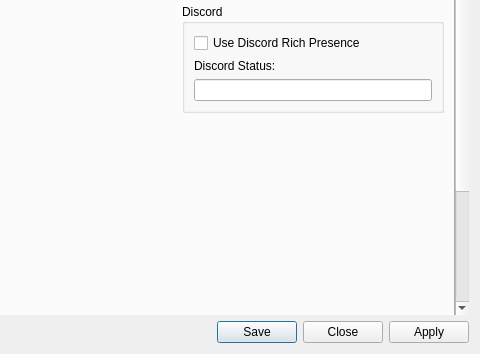
The window that rpcs3/rpcs3qt/settings_dialog.ui (RPCS3/rpcs3) describes before a commit, drawn with Qt 5; both pictures show x 376 to 856 and y 334 to 688 of the 856 by 688 pixel window.
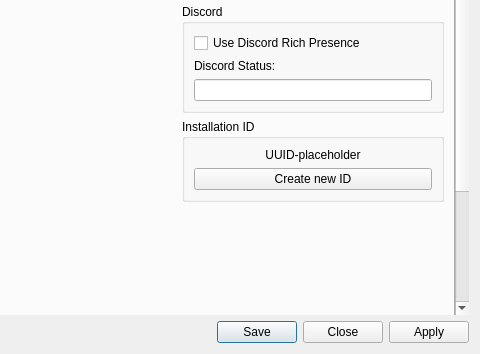
The same window after the commit. The open tabs and pages were chosen to show the change. Icons and pictures are not drawn.

Commit message: Qt: add UUID reset button

```diff
--- a/rpcs3/rpcs3qt/settings_dialog.ui
+++ b/rpcs3/rpcs3qt/settings_dialog.ui
@@ -3741,6 +3741,32 @@
               </layout>
              </widget>
             </item>
+            <item>
+             <widget class="QGroupBox" name="gb_uuid">
+              <property name="title">
+               <string>Installation ID</string>
+              </property>
+              <layout class="QVBoxLayout" name="gb_uuid_layout">
+               <item>
+                <widget class="QLabel" name="label_uuid">
+                 <property name="text">
+                  <string>UUID-placeholder</string>
+                 </property>
+                 <property name="alignment">
+                  <set>Qt::AlignCenter</set>
+                 </property>
+                </widget>
+               </item>
+               <item>
+                <widget class="QPushButton" name="pb_uuid">
+                 <property name="text">
+                  <string>Create new ID</string>
+                 </property>
+                </widget>
+               </item>
+              </layout>
+             </widget>
+            </item>
            </layout>
           </item>
          </layout>
```
Left out of the diff: 2 changed lines with no effect on the pictures. The commit also changes 2 other files.
